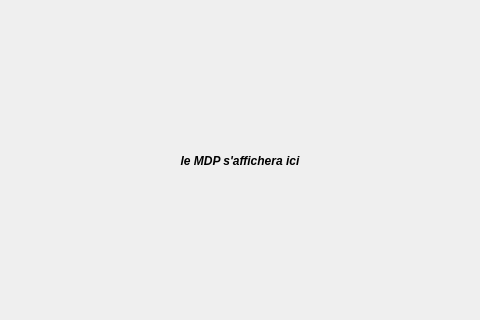
Qt form UI/mainwindow.ui (Gawdamn/chiffrement_AES) before a commit; both pictures show x 160 to 640 and y 142 to 462 of the 800 by 600 pixel window.
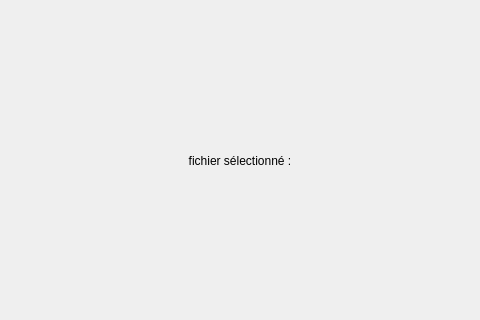
The same form after that commit.

Diff of the .ui file:
```diff
--- a/UI/mainwindow.ui
+++ b/UI/mainwindow.ui
@@ -36,22 +36,13 @@
     <item row="1" column="0">
      <layout class="QHBoxLayout" name="horizontalLayout_2">
       <item>
-       <widget class="QLabel" name="passwordDisplayLabel">
-        <property name="font">
-         <font>
-          <italic>true</italic>
-          <bold>true</bold>
-         </font>
-        </property>
+       <widget class="QLabel" name="fileLabel">
         <property name="text">
-         <string>le MDP s'affichera ici</string>
+         <string>fichier sélectionné :</string>
         </property>
         <property name="alignment">
          <set>Qt::AlignmentFlag::AlignCenter</set>
         </property>
-        <property name="indent">
-         <number>-1</number>
-        </property>
        </widget>
       </item>
      </layout>
```
